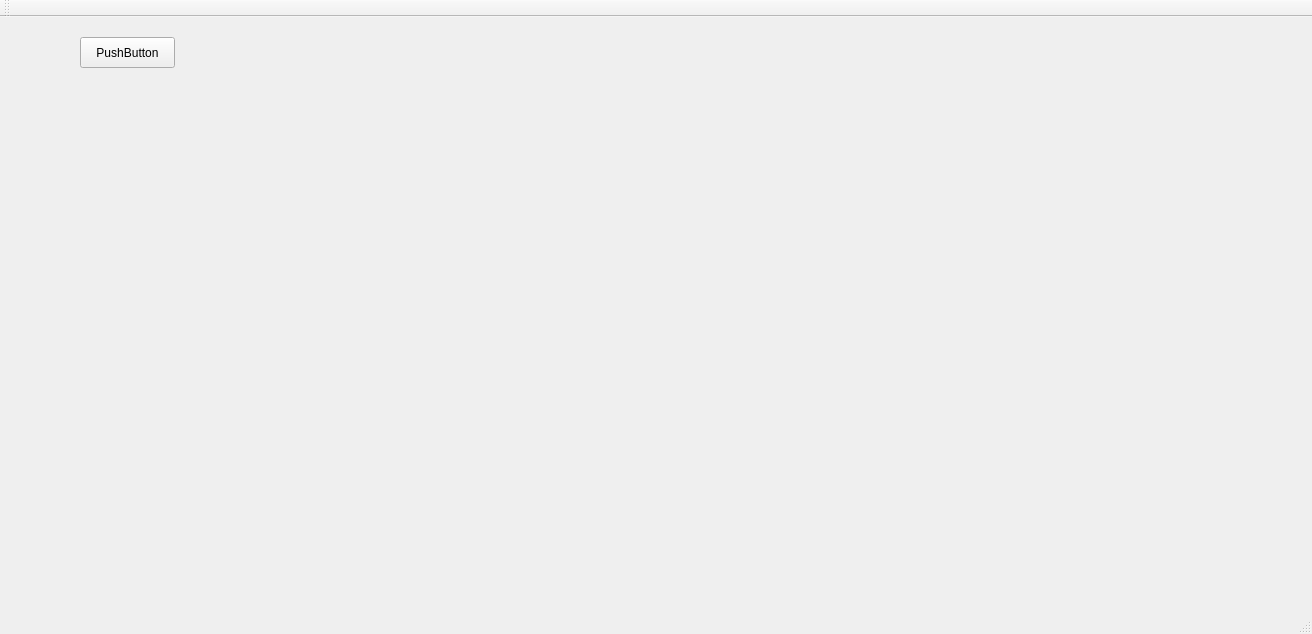
Qt form Forms/mainwindow.ui (nickgalante/CorbeClient) before a commit.
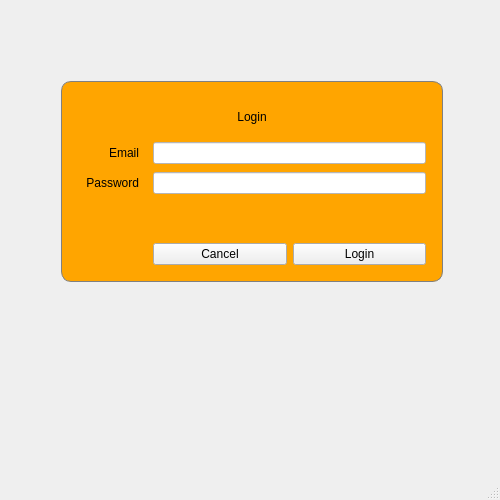
The same form after that commit.

Commit message: Created Folder Structure Login Modal

What changed in the file:
```diff
--- a/Forms/mainwindow.ui
+++ b/Forms/mainwindow.ui
@@ -6,28 +6,220 @@
    <rect>
     <x>0</x>
     <y>0</y>
-    <width>1312</width>
-    <height>634</height>
+    <width>500</width>
+    <height>500</height>
    </rect>
   </property>
+  <property name="minimumSize">
+   <size>
+    <width>500</width>
+    <height>500</height>
+   </size>
+  </property>
+  <property name="maximumSize">
+   <size>
+    <width>500</width>
+    <height>500</height>
+   </size>
+  </property>
   <property name="windowTitle">
    <string>MainWindow</string>
   </property>
   <widget class="QWidget" name="centralWidget">
-   <widget class="QPushButton" name="pushButton">
-    <property name="geometry">
-     <rect>
-      <x>80</x>
-      <y>20</y>
-      <width>95</width>
-      <height>31</height>
-     </rect>
-    </property>
-    <property name="text">
-     <string>PushButton</string>
-    </property>
-   </widget>
+   <property name="enabled">
+    <bool>true</bool>
+   </property>
+   <layout class="QHBoxLayout" name="horizontalLayout_2">
+    <item>
+     <widget class="QStackedWidget" name="stackedWidget">
+      <property name="enabled">
+       <bool>true</bool>
+      </property>
+      <property name="currentIndex">
+       <number>0</number>
+      </property>
+      <widget class="QWidget" name="login">
+       <property name="styleSheet">
+        <string notr="true">
+</string>
+       </property>
+       <widget class="QFrame" name="verticalFrame">
+        <property name="geometry">
+         <rect>
+          <x>50</x>
+          <y>70</y>
+          <width>382</width>
+          <height>201</height>
+         </rect>
+        </property>
+        <property name="layoutDirection">
+         <enum>Qt::LeftToRight</enum>
+        </property>
+        <property name="styleSheet">
+         <string notr="true">QFrame {
+	background: orange;
+}
+QFrame{
+	border-radius: 10px;
+}
+QLineEdit{
+	background-color: white;}
+QFrame{
+	padding: 5px;
+}
+.QFrame{
+	border: 1px solid grey;
+}</string>
+        </property>
+        <property name="frameShape">
+         <enum>QFrame::NoFrame</enum>
+        </property>
+        <layout class="QGridLayout" name="gridLayout">
+         <item row="2" column="1">
+          <widget class="QLineEdit" name="password">
+           <property name="styleSheet">
+            <string notr="true"/>
+           </property>
+           <property name="echoMode">
+            <enum>QLineEdit::Password</enum>
+           </property>
+          </widget>
+         </item>
+         <item row="1" column="0">
+          <widget class="QLabel" name="emailLabel">
+           <property name="text">
+            <string>Email</string>
+           </property>
+           <property name="alignment">
+            <set>Qt::AlignRight|Qt::AlignTrailing|Qt::AlignVCenter</set>
+           </property>
+          </widget>
+         </item>
+         <item row="1" column="1">
+          <widget class="QLineEdit" name="email">
+           <property name="enabled">
+            <bool>true</bool>
+           </property>
+          </widget>
+         </item>
+         <item row="3" column="1">
+          <widget class="QLabel" name="statusLabel">
+           <property name="enabled">
+            <bool>true</bool>
+           </property>
+           <property name="text">
+            <string/>
+           </property>
+           <property name="alignment">
+            <set>Qt::AlignCenter</set>
+           </property>
+          </widget>
+         </item>
+         <item row="2" column="0">
+          <widget class="QLabel" name="passwordLabel">
+           <property name="text">
+            <string>Password</string>
+           </property>
+           <property name="alignment">
+            <set>Qt::AlignRight|Qt::AlignTrailing|Qt::AlignVCenter</set>
+           </property>
+          </widget>
+         </item>
+         <item row="0" column="0" colspan="2" alignment="Qt::AlignHCenter">
+          <widget class="QLabel" name="label">
+           <property name="text">
+            <string>Login</string>
+           </property>
+           <property name="alignment">
+            <set>Qt::AlignCenter</set>
+           </property>
+          </widget>
+         </item>
+         <item row="4" column="1">
+          <layout class="QHBoxLayout" name="horizontalLayout">
+           <item>
+            <widget class="QPushButton" name="cancelButton">
+             <property name="text">
+              <string>Cancel</string>
+             </property>
+            </widget>
+           </item>
+           <item>
+            <widget class="QPushButton" name="loginButton">
+             <property name="text">
+              <string>Login</string>
+             </property>
+            </widget>
+           </item>
+          </layout>
+         </item>
+        </layout>
+       </widget>
+      </widget>
+      <widget class="QWidget" name="page_2">
+       <widget class="QTabWidget" name="tabWidget">
+        <property name="geometry">
+         <rect>
+          <x>10</x>
+          <y>0</y>
+          <width>451</width>
+          <height>411</height>
+         </rect>
+        </property>
+        <property name="currentIndex">
+         <number>0</number>
+        </property>
+        <widget class="QWidget" name="Dashboard">
+         <attribute name="title">
+          <string>Dashboard</string>
+         </attribute>
+         <widget class="QLabel" name="tabStatusLabel">
+          <property name="geometry">
+           <rect>
+            <x>110</x>
+            <y>30</y>
+            <width>211</width>
+            <height>71</height>
+           </rect>
+          </property>
+          <property name="text">
+           <string>TextLabel</string>
+          </property>
+          <property name="alignment">
+           <set>Qt::AlignCenter</set>
+          </property>
+         </widget>
+         <widget class="QPushButton" name="backToLogin">
+          <property name="geometry">
+           <rect>
+            <x>160</x>
+            <y>330</y>
+            <width>113</width>
+            <height>32</height>
+           </rect>
+          </property>
+          <property name="text">
+           <string>Back to Login</string>
+          </property>
+         </widget>
+        </widget>
+        <widget class="QWidget" name="Encrypt">
+         <attribute name="title">
+          <string>Encrypt</string>
+         </attribute>
+        </widget>
+        <widget class="QWidget" name="Decrypt">
+         <attribute name="title">
+          <string>Decrypt</string>
+         </attribute>
+        </widget>
+       </widget>
+      </widget>
+     </widget>
+    </item>
+   </layout>
   </widget>
+  <widget class="QStatusBar" name="statusBar"/>
   <widget class="QMenuBar" name="menuBar">
    <property name="geometry">
     <rect>
@@ -38,15 +230,6 @@
     </rect>
    </property>
   </widget>
-  <widget class="QToolBar" name="mainToolBar">
-   <attribute name="toolBarArea">
-    <enum>TopToolBarArea</enum>
-   </attribute>
-   <attribute name="toolBarBreak">
-    <bool>false</bool>
-   </attribute>
-  </widget>
-  <widget class="QStatusBar" name="statusBar"/>
  </widget>
  <layoutdefault spacing="6" margin="11"/>
  <resources/>
```
Left out of the diff: 4 changed lines with no effect on the pictures. The commit also changes 14 other files.
